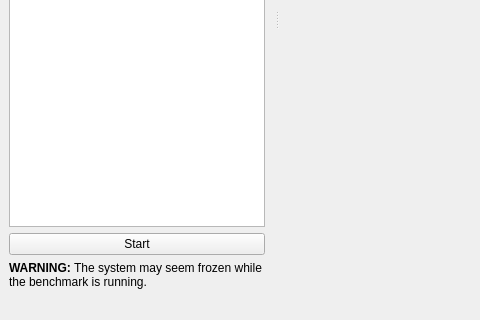
The window that main_window.ui (BartVolkaerts/OpenCL-Benchmark) describes before a commit, drawn with Qt 5; both pictures show x 0 to 480 and y 280 to 600 of the 800 by 600 pixel window.
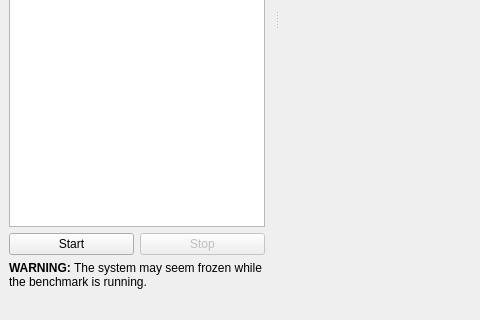
The same window after the commit.

What changed in the file:
```diff
--- a/main_window.ui
+++ b/main_window.ui
@@ -91,11 +91,25 @@
       <widget class="QListWidget" name="benchmarkList"/>
      </item>
      <item>
+      <layout class="QHBoxLayout" name="horizontalLayout">
+       <item>
       <widget class="QPushButton" name="startButton">
        <property name="text">
         <string>Start</string>
        </property>
       </widget>
+       </item>
+       <item>
+        <widget class="QPushButton" name="stopButton">
+         <property name="enabled">
+          <bool>false</bool>
+         </property>
+         <property name="text">
+          <string>Stop</string>
+         </property>
+        </widget>
+       </item>
+      </layout>
      </item>
      <item>
       <widget class="QLabel" name="warningLabel">
```
Lines whose indentation alone changed are shown as unchanged.
